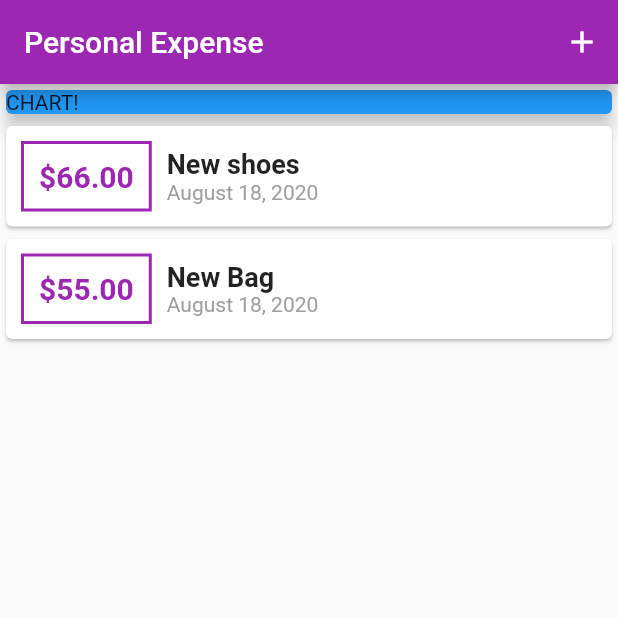
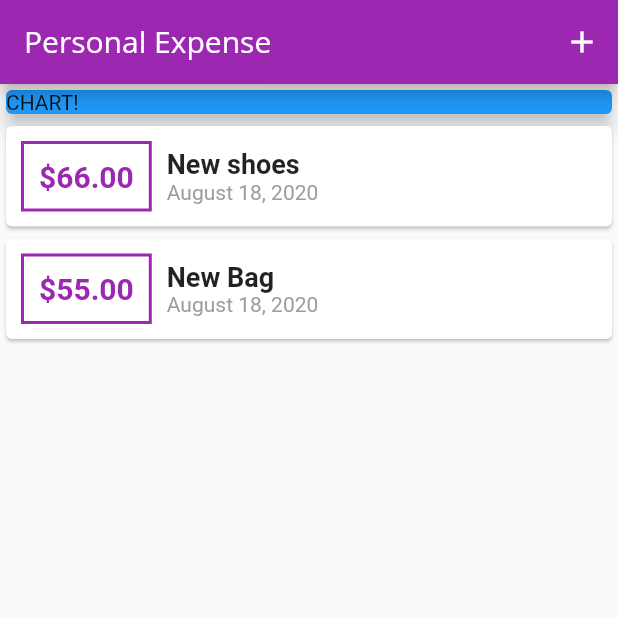
Before and after one commit to AbdoTareq/expense, a Flutter app: the screen it shows after launch, on a phone screen of 412 x 824 dp, the top half of it. Run offline on Flutter 3.47's test engine with Material 2 defaults, Android fonts, the phone set to English and light mode, and no system bars.

Commit message:
feat: Add custom font

```diff
--- a/lib/main.dart
+++ b/lib/main.dart
@@ -13,7 +13,19 @@ class MyApp extends StatelessWidget {
   Widget build(BuildContext context) {
     return MaterialApp(
       title: 'Personal Expense',
-      theme: ThemeData(primarySwatch: Colors.purple, accentColor: Colors.amber),
+      theme: ThemeData(
+          primarySwatch: Colors.purple,
+          accentColor: Colors.amber,
+          textTheme: ThemeData.light().textTheme.copyWith(
+                // title => headline6
+                headline6: TextStyle(fontFamily: 'OpenSans', fontSize: 18),
+              ),
+          appBarTheme: AppBarTheme(
+            textTheme: ThemeData.light().textTheme.copyWith(
+                  // title => headline6
+                  headline6: TextStyle(fontFamily: 'OpenSans', fontSize: 20),
+                ),
+          )),
       home: MyHomePage(),
     );
   }
```
Also changed, not shown: pubspec.yaml (+11 -6 lines), assets/fonts/OpenSans-Bold.ttf (added), assets/fonts/OpenSans-Regular.ttf (added), assets/fonts/Quicksand-Bold.ttf (added), assets/fonts/Quicksand-Light.ttf (added), assets/fonts/Quicksand-Medium.ttf (added), assets/fonts/Quicksand-Regular.ttf (added).
